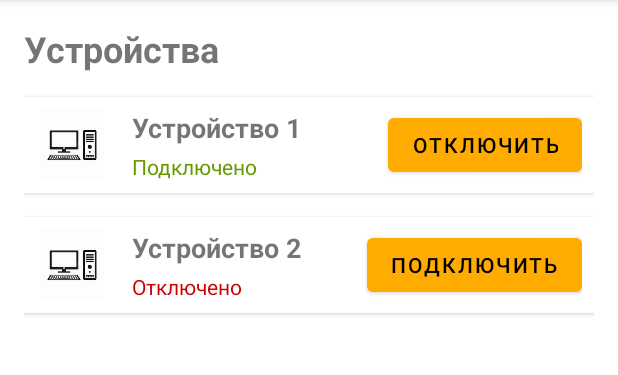
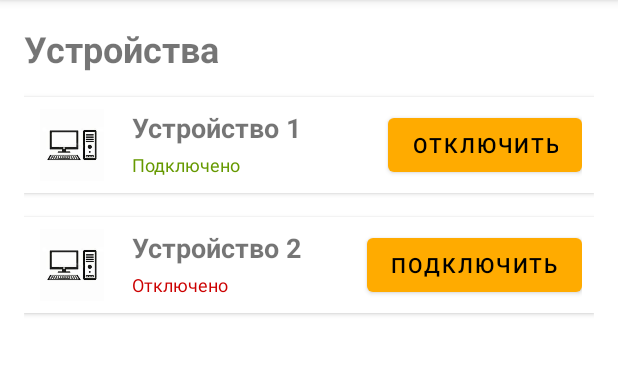
Before and after one commit to Khadyrov-Bekzhan/Tengiz_Bank, an Android app: the DevicesFragment screen opened through its navigation route, on a phone screen of 412 x 824 dp, the part 84-459 px from its top. Run offline under Robolectric (Android 15) with nearby library versions, the phone set to English and light mode, and no system bars; our stand-ins replace navigation-ui.

Commit message:
git push -u origin master

```diff
--- a/app/src/main/res/layout/fragment_devices.xml
+++ b/app/src/main/res/layout/fragment_devices.xml
@@ -56,7 +56,7 @@
                     android:layout_width="wrap_content"
                     android:layout_height="wrap_content"
                     android:text="Подключено"
-                    android:textSize="14sp"
+                    android:textSize="12sp"
                     android:textColor="@android:color/holo_green_dark"
                     android:paddingTop="4dp" />
             </LinearLayout>
@@ -106,7 +106,7 @@
                     android:layout_width="wrap_content"
                     android:layout_height="wrap_content"
                     android:text="Отключено"
-                    android:textSize="14sp"
+                    android:textSize="12sp"
                     android:textColor="@android:color/holo_red_dark"
                     android:paddingTop="4dp" />
             </LinearLayout>
```
